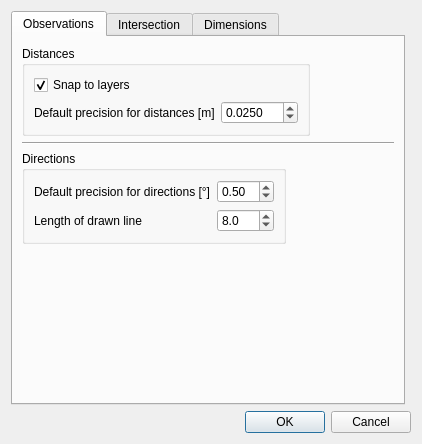
Before: the Qt Designer form ui/ui_settings.ui in 3nids/intersectit, drawn with Qt 5.
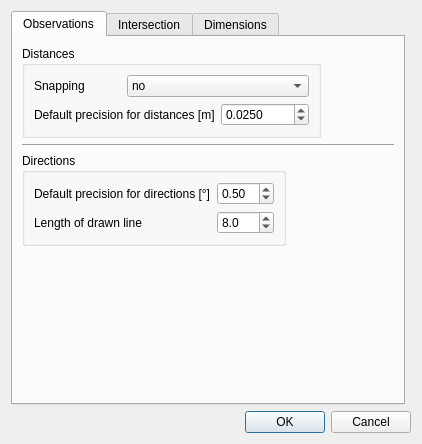
After: the same form once the commit is applied.

Commit message: advanced snapping to place distances

Patch:
```diff
--- a/ui/ui_settings.ui
+++ b/ui/ui_settings.ui
@@ -41,23 +41,39 @@
          </property>
          <layout class="QGridLayout" name="gridLayout_7">
           <item row="0" column="0">
-           <widget class="QCheckBox" name="obsSnapping">
+           <widget class="QLabel" name="label_9">
             <property name="text">
-             <string>Snap to layers</string>
+             <string>Snapping</string>
             </property>
-            <property name="checked">
-             <bool>true</bool>
-            </property>
            </widget>
           </item>
-          <item row="1" column="0">
+          <item row="0" column="1" colspan="2">
+           <widget class="QComboBox" name="obsDistanceSnapping">
+            <item>
+             <property name="text">
+              <string>no</string>
+             </property>
+            </item>
+            <item>
+             <property name="text">
+              <string>according to project settings</string>
+             </property>
+            </item>
+            <item>
+             <property name="text">
+              <string>on vertex of all layers</string>
+             </property>
+            </item>
+           </widget>
+          </item>
+          <item row="1" column="0" colspan="2">
            <widget class="QLabel" name="label_3">
             <property name="text">
              <string>Default precision for distances [m]</string>
             </property>
            </widget>
           </item>
-          <item row="1" column="1">
+          <item row="1" column="2">
            <widget class="QDoubleSpinBox" name="obsDefaultPrecisionDistance">
             <property name="decimals">
              <number>4</number>
```
Left out of the diff: 34 changed lines with no effect on the pictures. The commit also changes 4 other files.
